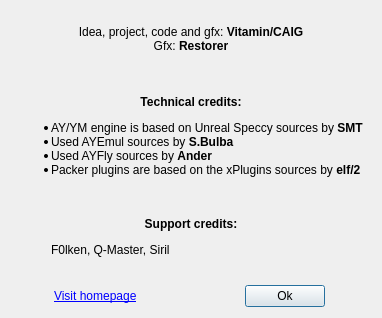
Before: the Qt Designer form apps/zxtune-qt/ui/informational/aboutdialog.ui in vitamin-caig/zxtune, drawn with Qt 5.
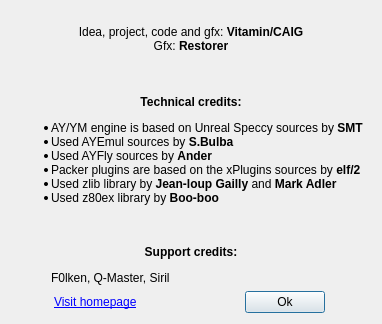
After: the same form once the commit is applied. Icons and pictures are not drawn.

Patch:
```diff
--- a/apps/zxtune-qt/ui/informational/aboutdialog.ui
+++ b/apps/zxtune-qt/ui/informational/aboutdialog.ui
@@ -37,6 +37,8 @@
 &lt;li&gt;Used AYEmul sources by &lt;b&gt;S.Bulba&lt;/b&gt;&lt;/li&gt;
 &lt;li&gt;Used AYFly sources by &lt;b&gt;Ander&lt;/b&gt;&lt;/li&gt;
 &lt;li&gt;Packer plugins are based on the xPlugins sources by &lt;b&gt;elf/2&lt;/b&gt;&lt;/li&gt;
+&lt;li&gt;Used zlib library by &lt;b&gt;Jean-loup Gailly&lt;/b&gt; and &lt;b&gt;Mark Adler&lt;/b&gt;&lt;/li&gt;
+&lt;li&gt;Used z80ex library by &lt;b&gt;Boo-boo&lt;/b&gt;&lt;/li&gt;
 &lt;/ul&gt;&lt;br/&gt;
 
 &lt;center&gt;&lt;b&gt;Support credits:&lt;/b&gt;&lt;/center&gt;
```
